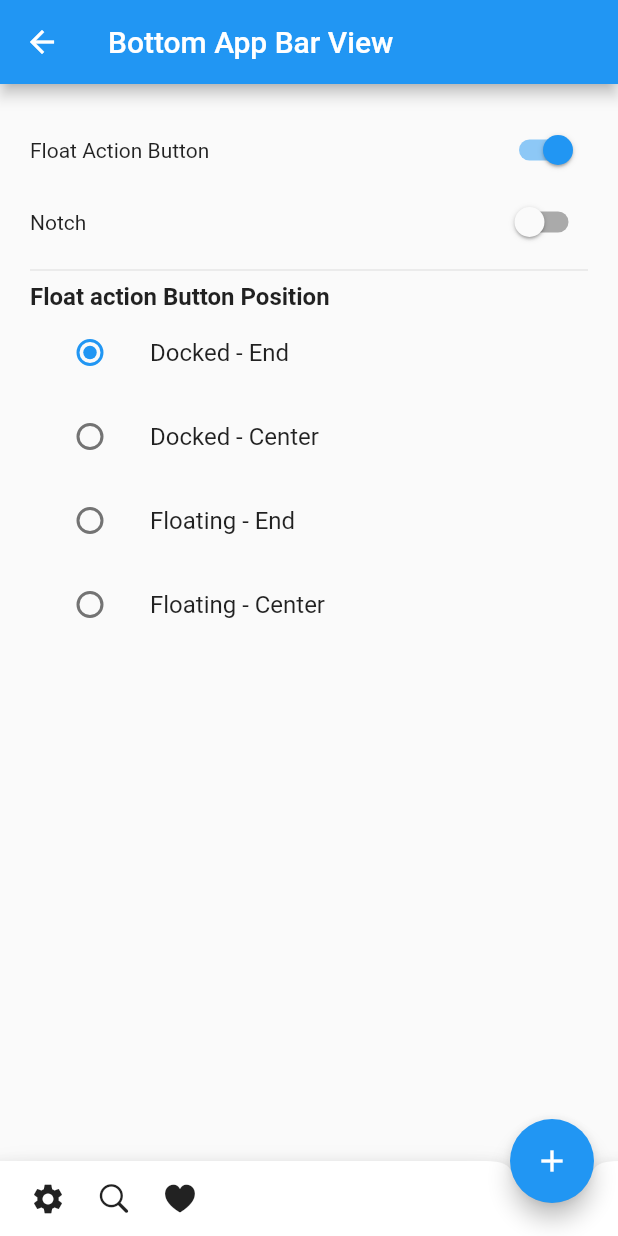
After one commit to matthew-hoang-nhat/gallery-app, a Flutter app: the screen it shows after launch, after a tap on "Bottom AppBar View", on a phone screen of 412 x 824 dp. The commit adds this screen. Run offline on Flutter 3.47's test engine with Material 2 defaults, Android fonts, the phone set to English and light mode, and no system bars; our stand-ins replace bloc, equatable, flutter_bloc, get_it, go_router.

Commit message:
feature: bottom appbar

```diff
--- a/lib/app.dart
+++ b/lib/app.dart
@@ -1,5 +1,6 @@
 import 'package:flutter/material.dart';
 import 'package:flutter_bloc/flutter_bloc.dart';
+import 'package:gallery_app/src/features/bottom_appbar_view/cubit/bottom_appbar_cubit.dart';
 import 'package:gallery_app/src/features/container/cubit/container_cubit.dart';
 import 'package:gallery_app/src/features/row_column/cubit/row_column_cubit.dart';
 import 'package:gallery_app/src/features/stack_align/cubit/stack_align_cubit.dart';
@@ -22,6 +23,7 @@ class App extends StatelessWidget {
         BlocProvider(create: (context) => StackAlignCubit()),
         BlocProvider(create: (context) => TextFieldCubit()),
         BlocProvider(create: (context) => WrapChipCubit()),
+        BlocProvider(create: (context) => BottomAppBarCubit()),
       ],
       child: MaterialApp.router(
         theme: ThemeData(textTheme: const TextTheme()),
--- a/lib/src/config/routes/routes_name_app.dart
+++ b/lib/src/config/routes/routes_name_app.dart
@@ -8,4 +8,6 @@ class Paths {
   static const String buttonScreen = "/button-screen";
   static const String cupertinoScreen = "/cupertino-screen";
   static const String wrapChipScreen = "/wrap-chip-screen";
+  static const String bottomAppBarViewScreen = "/bottom-appbar-view-screen";
+  static const String customBoxShapeScreen = "/custom-box-shape-screen";
 }
--- a/lib/src/config/routes/routes_page_app.dart
+++ b/lib/src/config/routes/routes_page_app.dart
@@ -1,8 +1,10 @@
 import 'package:gallery_app/src/config/routes/routes_name_app.dart';
 import 'package:gallery_app/src/core/home_screen/home_screen.dart';
+import 'package:gallery_app/src/features/bottom_appbar_view/screens/bottom_appbar_view_screen.dart';
 import 'package:gallery_app/src/features/button/screens/button_screen.dart';
 import 'package:gallery_app/src/features/container/screens/container_screen.dart';
 import 'package:gallery_app/src/features/cupertino/screens/cupertino_screen.dart';
+import 'package:gallery_app/src/features/custom_box_shape/screens/custom_box_shape_screen.dart';
 import 'package:gallery_app/src/features/row_column/row_column_screen.dart';
 import 'package:gallery_app/src/features/stack_align/screens/stack_align_screen.dart';
 import 'package:gallery_app/src/features/text_field/screens/text_field_screen.dart';
@@ -52,5 +54,13 @@ class AppPages {
       path: Paths.wrapChipScreen,
       builder: (context, state) => const WrapChipScreen(),
     ),
+    GoRoute(
+      path: Paths.customBoxShapeScreen,
+      builder: (context, state) => const CustomBoxShapeScreen(),
+    ),
+    GoRoute(
+      path: Paths.bottomAppBarViewScreen,
+      builder: (context, state) => BottomAppBarViewScreen(),
+    ),
   ];
 }
--- a/lib/src/core/home_screen/home_screen.dart
+++ b/lib/src/core/home_screen/home_screen.dart
@@ -54,6 +54,18 @@ class HomeScreen extends StatelessWidget {
             },
             child: const Text('Cupertino'),
           ),
+          TextButton(
+            onPressed: () {
+              context.push(Paths.wrapChipScreen);
+            },
+            child: const Text('Wrap view'),
+          ),
+          TextButton(
+            onPressed: () {
+              context.push(Paths.bottomAppBarViewScreen);
+            },
+            child: const Text('Bottom AppBar View'),
+          ),
         ],
       )),
     );
--- /dev/null
+++ b/lib/src/features/bottom_appbar_view/cubit/bottom_appbar_cubit.dart
@@ -0,0 +1,46 @@
+import 'package:bloc/bloc.dart';
+import 'package:equatable/equatable.dart';
+import 'package:flutter/material.dart';
+import 'package:gallery_app/src/features/row_column/cubit/row_column_cubit.dart';
+
+part 'bottom_appbar_state.dart';
+
+enum BottomAppBarEnum { floatActionButton, notMargin }
+
+class BottomAppBarCubit extends Cubit<BottomAppBarState>
+    implements ParentCubit {
+  BottomAppBarCubit()
+      : super(const BottomAppBarInitial(
+          isFloatActionButton: true,
+          floatingActionButtonLocation: FloatingActionButtonLocation.endDocked,
+          isNotchMargin: false,
+        ));
+
+  @override
+  void addNewEvent(value) {
+    if (value is BottomAppBarEnum) {
+      switch (value) {
+        case BottomAppBarEnum.floatActionButton:
+          emit(NewBottomAppBarState.fromOldSettingState(
+            state,
+            isFloatActionButton: !state.isFloatActionButton,
+          ));
+          break;
+        case BottomAppBarEnum.notMargin:
+          emit(NewBottomAppBarState.fromOldSettingState(
+            state,
+            isNotchMargin: !state.isNotchMargin,
+          ));
+          break;
+        default:
+      }
+    }
+
+    if (value is FloatingActionButtonLocation) {
+      emit(NewBottomAppBarState.fromOldSettingState(
+        state,
+        floatingActionButtonLocation: value,
+      ));
+    }
+  }
+}
--- /dev/null
+++ b/lib/src/features/bottom_appbar_view/cubit/bottom_appbar_state.dart
@@ -0,0 +1,42 @@
+part of 'bottom_appbar_cubit.dart';
+
+abstract class BottomAppBarState extends Equatable {
+  const BottomAppBarState({
+    required this.isFloatActionButton,
+    required this.floatingActionButtonLocation,
+    required this.isNotchMargin,
+  });
+
+  final bool isFloatActionButton;
+  final FloatingActionButtonLocation floatingActionButtonLocation;
+  final bool isNotchMargin;
+
+  @override
+  List<Object?> get props => [
+        isFloatActionButton,
+        floatingActionButtonLocation,
+        isNotchMargin,
+      ];
+}
+
+class BottomAppBarInitial extends BottomAppBarState {
+  const BottomAppBarInitial(
+      {required super.isFloatActionButton,
+      required super.floatingActionButtonLocation,
+      required super.isNotchMargin});
+}
+
+class NewBottomAppBarState extends BottomAppBarState {
+  NewBottomAppBarState.fromOldSettingState(
+    BottomAppBarState oldState, {
+    bool? isFloatActionButton,
+    bool? isNotchMargin,
+    FloatingActionButtonLocation? floatingActionButtonLocation,
+  }) : super(
+          isNotchMargin: isNotchMargin ?? oldState.isNotchMargin,
+          isFloatActionButton:
+              isFloatActionButton ?? oldState.isFloatActionButton,
+          floatingActionButtonLocation: floatingActionButtonLocation ??
+              oldState.floatingActionButtonLocation,
+        );
+}
--- /dev/null
+++ b/lib/src/features/bottom_appbar_view/screens/bottom_appbar_view_screen.dart
@@ -0,0 +1,151 @@
+import 'package:flutter/cupertino.dart';
+import 'package:flutter/material.dart';
+import 'package:flutter_bloc/flutter_bloc.dart';
+import 'package:gallery_app/src/features/bottom_appbar_view/cubit/bottom_appbar_cubit.dart';
+
+import '../widgets/me_switch.dart';
+
+enum FloatActionButtonPositionEnum {
+  dockedEnd,
+  dockedCenter,
+  floatingEnd,
+  floatingCenter,
+}
+
+// ignore: must_be_immutable
+class BottomAppBarViewScreen extends StatelessWidget {
+  BottomAppBarViewScreen({super.key});
+
+  var radioSelect;
+
+  @override
+  Widget build(BuildContext context) {
+    final navigationItems = [
+      const Icon(Icons.settings),
+      const SizedBox(width: 20),
+      const Icon(CupertinoIcons.search),
+      const SizedBox(width: 20),
+      const Icon(CupertinoIcons.heart_fill),
+    ];
+
+    final bloc = context.read<BottomAppBarCubit>();
+    radioSelect = bloc.state.floatingActionButtonLocation;
+
+    return BlocBuilder(
+      bloc: bloc,
+      builder: (context, state) => Scaffold(
+          appBar: AppBar(
+            title: const Text('Bottom App Bar View'),
+          ),
+          bottomNavigationBar: BottomAppBar(
+            notchMargin: bloc.state.isNotchMargin ? 20 : 0,
+            shape: const CircularNotchedRectangle(),
+            child: Container(
+              height: 50,
+              padding: const EdgeInsets.symmetric(horizontal: 20),
+              child: Row(children: navigationItems),
+            ),
+          ),
+          floatingActionButton: bloc.state.isFloatActionButton == true
+              ? FloatingActionButton(
+                  tooltip: 'Increment Counter',
+                  onPressed: () {},
+                  child: const Icon(Icons.add),
+                )
+              : null,
+          floatingActionButtonLocation: bloc.state.floatingActionButtonLocation,
+          body: SafeArea(
+              child: Container(
+            margin: const EdgeInsets.symmetric(horizontal: 20, vertical: 20),
+            child: Column(
+              children: [
+                Row(
+                  mainAxisAlignment: MainAxisAlignment.spaceBetween,
+                  children: [
+                    const Text(
+                      'Float Action Button',
+                    ),
+                    MeSwitchBottomAppBar<BottomAppBarCubit>(
+                      addEvent: () {
+                        bloc.addNewEvent(BottomAppBarEnum.floatActionButton);
+                      },
+                      initValue: bloc.state.isFloatActionButton,
+                    ),
+                  ],
+                ),
+                Row(
+                  mainAxisAlignment: MainAxisAlignment.spaceBetween,
+                  children: [
+                    const Text('Notch'),
+                    MeSwitchBottomAppBar<BottomAppBarCubit>(
+                      addEvent: () {
+                        bloc.addNewEvent(BottomAppBarEnum.notMargin);
+                      },
+                      initValue: bloc.state.isNotchMargin,
+                    )
+                  ],
+                ),
+                const Divider(),
+                const Align(
+                  alignment: Alignment.centerLeft,
+                  child: Text(
+                    'Float action Button Position',
+                    style: TextStyle(fontWeight: FontWeight.bold, fontSize: 16),
+                  ),
+                ),
+                radioWidget(bloc),
+              ],
+            ),
+          ))),
+    );
+  }
+
+  Column radioWidget(BottomAppBarCubit bloc) => Column(
+        children: [
+          ListTile(
+            title: const Text('Docked - End'),
+            leading: Radio(
+              value: FloatingActionButtonLocation.endDocked,
+              groupValue: radioSelect,
+              onChanged: (value) {
+                radioSelect = value!;
+                bloc.addNewEvent(value);
+              },
+            ),
+          ),
+          ListTile(
+            title: const Text('Docked - Center'),
+            leading: Radio(
+              value: FloatingActionButtonLocation.centerDocked,
+              groupValue: radioSelect,
+              onChanged: (value) {
+                radioSelect = value!;
+                bloc.addNewEvent(value);
+              },
+            ),
+          ),
+          ListTile(
+            title: const Text('Floating - End'),
+            leading: Radio(
+              value: FloatingActionButtonLocation.endFloat,
+              groupValue: radioSelect,
+              onChanged: (value) {
+                radioSelect = value!;
+                bloc.addNewEvent(value);
+              },
+            ),
+          ),
+          ListTile(
+            title: const Text('Floating - Center'),
+            leading: Radio(
+              value: FloatingActionButtonLocation.centerFloat,
+              groupValue: radioSelect,
+              onChanged: (value) {
+                radioSelect = value!;
+                bloc.addNewEvent(value);
+              },
+            ),
+          ),
+        ],
+      );
+}
--- /dev/null
+++ b/lib/src/features/bottom_appbar_view/widgets/me_switch.dart
@@ -0,0 +1,24 @@
+import 'package:flutter/material.dart';
+import 'package:flutter_bloc/flutter_bloc.dart';
+
+class MeSwitchBottomAppBar<TypeCubit extends Cubit> extends StatelessWidget {
+  const MeSwitchBottomAppBar(
+      {super.key, required this.addEvent, required this.initValue});
+  final bool initValue;
+  final Function() addEvent;
+
+  @override
+  Widget build(BuildContext context) {
+    bool valueItem = initValue;
+    return BlocBuilder(
+        bloc: context.read<TypeCubit>(),
+        builder: (context, state) {
+          return Switch(
+              onChanged: (bool value) {
+                valueItem = value;
+                addEvent();
+              },
+              value: valueItem);
+        });
+  }
+}
```
